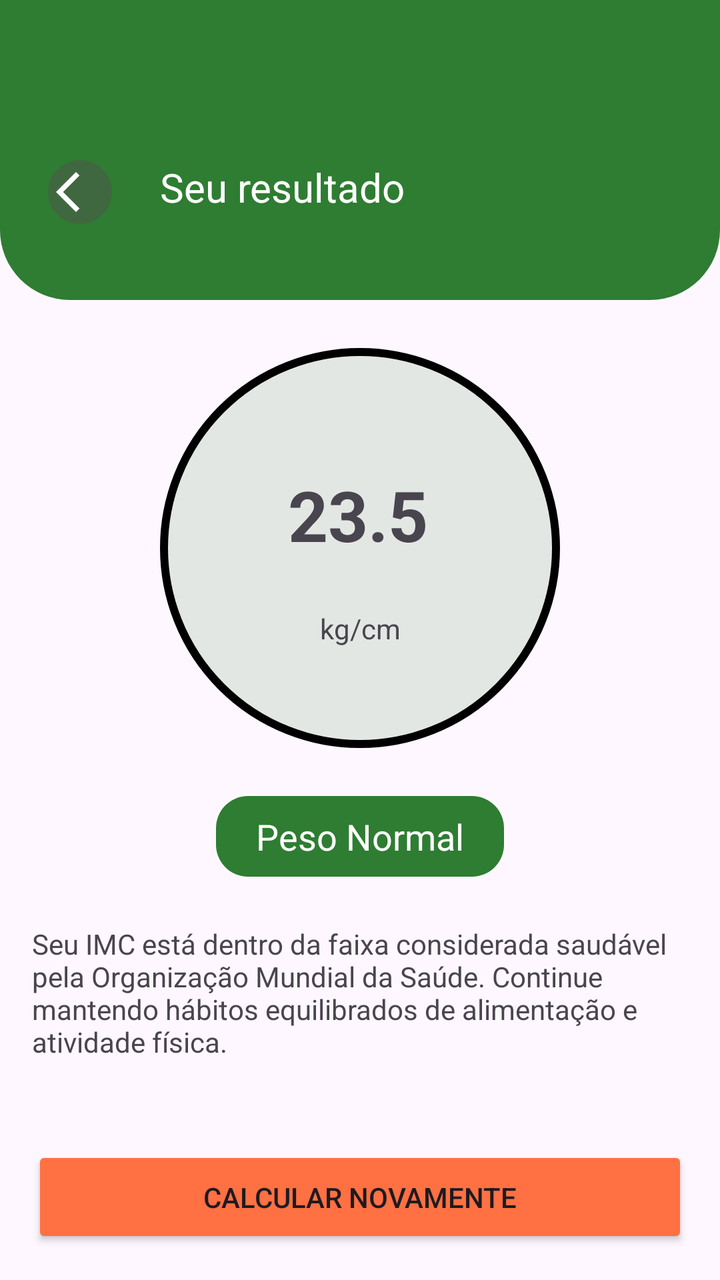
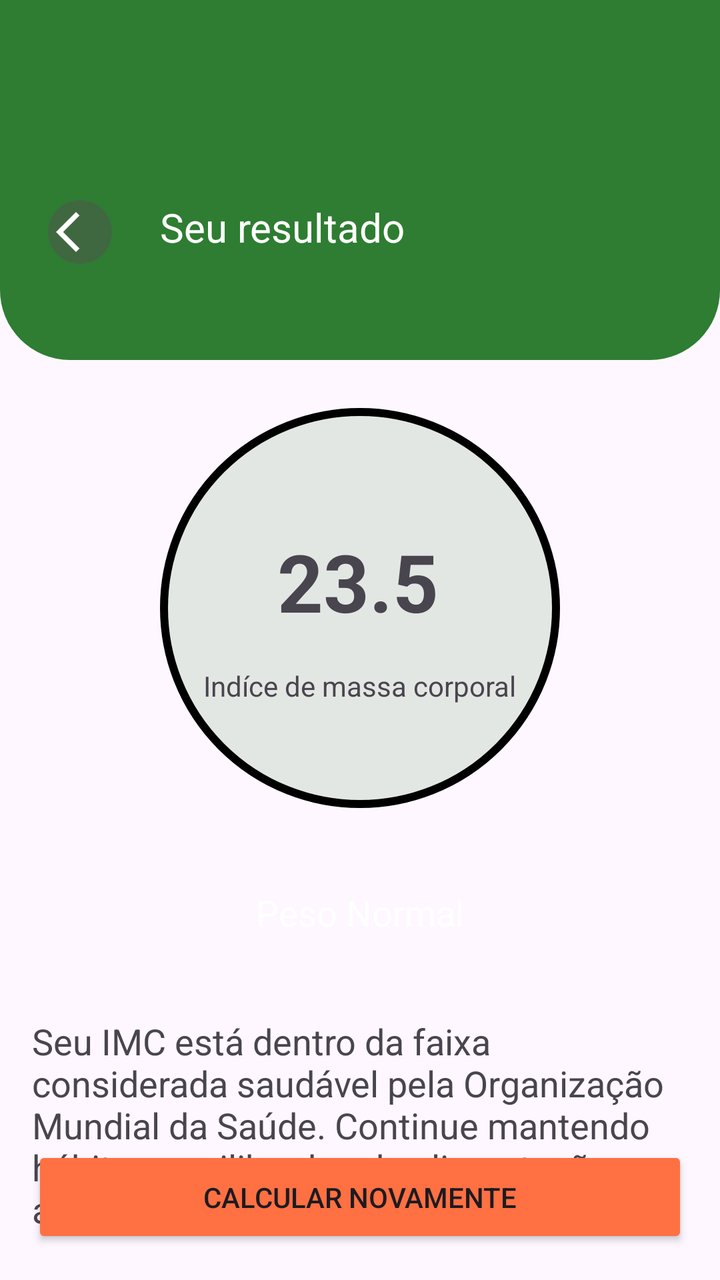

Screens rendered from an Android XML layout before and after an edit, with the pre-edit source and the edit as a unified diff.
<!-- AndroidManifest.xml: application theme Theme.IMCFacil -->
<!-- res/layout/activity_resultado_imcactivity.xml -->
<?xml version="1.0" encoding="utf-8"?>
<androidx.constraintlayout.widget.ConstraintLayout
    xmlns:android="http://schemas.android.com/apk/res/android"
    xmlns:app="http://schemas.android.com/apk/res-auto"
    xmlns:tools="http://schemas.android.com/tools"
    android:id="@+id/main"
    android:layout_width="match_parent"
    android:layout_height="match_parent"
    tools:context=".ResultadoIMCActivity">

    <ImageView
        android:id="@+id/imageView4"
        android:layout_width="0dp"
        android:layout_height="150dp"
        app:layout_constraintEnd_toEndOf="parent"
        app:layout_constraintHorizontal_bias="1.0"
        app:layout_constraintStart_toStartOf="parent"
        app:layout_constraintTop_toTopOf="parent"
        app:srcCompat="@drawable/topo_tela" />

    <ImageView
        android:id="@+id/ivVoltar"
        android:layout_width="wrap_content"
        android:layout_height="wrap_content"
        android:layout_marginStart="24dp"
        android:layout_marginTop="80dp"
        android:padding="4dp"
        android:clickable="true"
        android:foreground="?attr/selectableItemBackground"
        android:background="@drawable/fundo_seta_voltar"
        app:layout_constraintStart_toStartOf="@+id/imageView4"
        app:layout_constraintTop_toTopOf="@+id/imageView4"
        app:srcCompat="@drawable/seta_voltar" />

    <TextView
        android:id="@+id/textView6"
        android:layout_width="wrap_content"
        android:layout_height="wrap_content"
        android:layout_marginStart="24dp"
        android:layout_marginTop="80dp"
        android:text="Seu resultado"
        android:textSize="20sp"
        android:textColor="@color/white"
        app:layout_constraintStart_toEndOf="@+id/ivVoltar"
        app:layout_constraintTop_toTopOf="@+id/imageView4" />

    <ImageView
        android:id="@+id/imageView6"
        android:layout_width="200dp"
        android:layout_height="200dp"
        android:layout_marginTop="24dp"
        app:layout_constraintEnd_toEndOf="parent"
        app:layout_constraintStart_toStartOf="parent"
        app:layout_constraintTop_toBottomOf="@+id/imageView4"
        app:srcCompat="@drawable/fundo_resultado" />

    <TextView
        android:id="@+id/tvResultadoIMC"
        android:layout_width="wrap_content"
        android:layout_height="wrap_content"
        android:layout_marginTop="60dp"
        android:text="23.5"
        android:textSize="35sp"
        android:textStyle="bold"
        app:layout_constraintEnd_toEndOf="@+id/imageView6"
        app:layout_constraintHorizontal_bias="0.492"
        app:layout_constraintStart_toStartOf="@+id/imageView6"
        app:layout_constraintTop_toTopOf="@+id/imageView6" />

    <TextView
        android:id="@+id/textView8"
        android:layout_width="wrap_content"
        android:layout_height="wrap_content"
        android:layout_marginTop="24dp"
        android:text="kg/cm"
        app:layout_constraintEnd_toEndOf="@+id/imageView6"
        app:layout_constraintStart_toStartOf="@+id/imageView6"
        app:layout_constraintTop_toBottomOf="@+id/tvResultadoIMC" />

    <TextView
        android:id="@+id/tvResultadotexto"
        android:layout_width="wrap_content"
        android:layout_height="wrap_content"
        android:layout_marginTop="24dp"
        android:text="Peso Normal"
        android:textSize="18dp"
        android:paddingRight="20dp"
        android:paddingLeft="20dp"
        android:paddingTop="8dp"
        android:paddingBottom="8dp"
        android:textColor="@color/white"
        android:background="@drawable/fundo_texto_resultado"
        app:layout_constraintEnd_toEndOf="parent"
        app:layout_constraintStart_toStartOf="parent"
        app:layout_constraintTop_toBottomOf="@+id/imageView6" />

    <TextView
        android:id="@+id/tvDicaResultado"
        android:layout_width="0dp"
        android:layout_height="wrap_content"
        android:layout_marginStart="16dp"
        android:layout_marginTop="24dp"
        android:layout_marginEnd="16dp"
        android:text="Seu IMC está dentro da faixa considerada saudável pela Organização Mundial da Saúde. Continue mantendo hábitos equilibrados de alimentação e atividade física."
        app:layout_constraintEnd_toEndOf="parent"
        app:layout_constraintStart_toStartOf="parent"
        app:layout_constraintTop_toBottomOf="@+id/tvResultadotexto" />

    <Button
        android:id="@+id/btCalcularNovamente"
        android:layout_width="0dp"
        android:layout_height="wrap_content"
        android:layout_marginStart="16dp"
        android:layout_marginEnd="16dp"
        android:layout_marginBottom="16dp"
        android:backgroundTint="@color/laranja"
        android:padding="16dp"
        android:text="Calcular Novamente"
        app:layout_constraintBottom_toBottomOf="parent"
        app:layout_constraintEnd_toEndOf="parent"
        app:layout_constraintStart_toStartOf="parent" />
</androidx.constraintlayout.widget.ConstraintLayout>
<!-- resources referenced by this layout -->
<resources>
  <color name="laranja">#FF7043</color>
  <color name="white">#FFFFFFFF</color>
  <!-- drawable fundo_resultado (drawable) -->
  <?xml version="1.0" encoding="utf-8"?>
  <shape xmlns:android="http://schemas.android.com/apk/res/android"
      android:shape="oval">
  
      <solid android:color="@color/verde80" />
  
      <stroke
          android:color="@color/black"
          android:width="4dp"
          />
  
  </shape>
  <!-- drawable fundo_seta_voltar (drawable) -->
  <?xml version="1.0" encoding="utf-8"?>
  <shape xmlns:android="http://schemas.android.com/apk/res/android"
      android:shape="oval">
  
      <solid android:color="@color/verde50" />
  
  </shape>
  <!-- drawable fundo_texto_resultado (drawable) -->
  <?xml version="1.0" encoding="utf-8"?>
  <shape xmlns:android="http://schemas.android.com/apk/res/android"
      android:shape="rectangle">
  
      <solid android:color="@color/verde" />
  
      <corners android:radius="16dp" />
  
  </shape>
  <!-- drawable seta_voltar (drawable) -->
  <vector xmlns:android="http://schemas.android.com/apk/res/android" android:autoMirrored="true" android:height="24dp" android:tint="#FFFFFF" android:viewportHeight="960" android:viewportWidth="960" android:width="24dp">
        
      <path android:fillColor="@android:color/white" android:pathData="M400,880L0,480L400,80L471,151L142,480L471,809L400,880Z"/>
      
  </vector>
  <!-- drawable topo_tela (drawable) -->
  <?xml version="1.0" encoding="utf-8"?>
  <shape xmlns:android="http://schemas.android.com/apk/res/android"
      android:shape="rectangle">
  
      <solid android:color="@color/verde" />
  
      <corners
          android:bottomLeftRadius="35dp"
          android:bottomRightRadius="35dp"
          />
  
  </shape>
  <style name="Theme.IMCFacil" parent="Base.Theme.IMCFacil" />
  <color name="verde80">#E3E7E3</color>
  <color name="black">#FF000000</color>
  <color name="verde50">#406840</color>
  <color name="verde">#2E7D32</color>
  <style name="Base.Theme.IMCFacil" parent="Theme.Material3.DayNight.NoActionBar">
          
          
      </style>
</resources>

<!-- the commit's change to res/layout/activity_resultado_imcactivity.xml (unified diff, before → after) -->
@@ -11,7 +11,7 @@
     <ImageView
         android:id="@+id/imageView4"
         android:layout_width="0dp"
-        android:layout_height="150dp"
+        android:layout_height="180dp"
         app:layout_constraintEnd_toEndOf="parent"
         app:layout_constraintHorizontal_bias="1.0"
         app:layout_constraintStart_toStartOf="parent"
@@ -23,11 +23,11 @@
         android:layout_width="wrap_content"
         android:layout_height="wrap_content"
         android:layout_marginStart="24dp"
-        android:layout_marginTop="80dp"
-        android:padding="4dp"
+        android:layout_marginTop="100dp"
+        android:background="@drawable/fundo_seta_voltar"
         android:clickable="true"
         android:foreground="?attr/selectableItemBackground"
-        android:background="@drawable/fundo_seta_voltar"
+        android:padding="4dp"
         app:layout_constraintStart_toStartOf="@+id/imageView4"
         app:layout_constraintTop_toTopOf="@+id/imageView4"
         app:srcCompat="@drawable/seta_voltar" />
@@ -37,10 +37,10 @@
         android:layout_width="wrap_content"
         android:layout_height="wrap_content"
         android:layout_marginStart="24dp"
-        android:layout_marginTop="80dp"
+        android:layout_marginTop="100dp"
         android:text="Seu resultado"
+        android:textColor="@color/white"
         android:textSize="20sp"
-        android:textColor="@color/white"
         app:layout_constraintStart_toEndOf="@+id/ivVoltar"
         app:layout_constraintTop_toTopOf="@+id/imageView4" />
 
@@ -60,7 +60,7 @@
         android:layout_height="wrap_content"
         android:layout_marginTop="60dp"
         android:text="23.5"
-        android:textSize="35sp"
+        android:textSize="40sp"
         android:textStyle="bold"
         app:layout_constraintEnd_toEndOf="@+id/imageView6"
         app:layout_constraintHorizontal_bias="0.492"
@@ -71,8 +71,8 @@
         android:id="@+id/textView8"
         android:layout_width="wrap_content"
         android:layout_height="wrap_content"
-        android:layout_marginTop="24dp"
-        android:text="kg/cm"
+        android:layout_marginTop="16dp"
+        android:text="Indíce de massa corporal"
         app:layout_constraintEnd_toEndOf="@+id/imageView6"
         app:layout_constraintStart_toStartOf="@+id/imageView6"
         app:layout_constraintTop_toBottomOf="@+id/tvResultadoIMC" />
@@ -81,15 +81,14 @@
         android:id="@+id/tvResultadotexto"
         android:layout_width="wrap_content"
         android:layout_height="wrap_content"
-        android:layout_marginTop="24dp"
-        android:text="Peso Normal"
-        android:textSize="18dp"
-        android:paddingRight="20dp"
+        android:layout_marginTop="32dp"
         android:paddingLeft="20dp"
         android:paddingTop="8dp"
+        android:paddingRight="20dp"
         android:paddingBottom="8dp"
+        android:text="Peso Normal"
         android:textColor="@color/white"
-        android:background="@drawable/fundo_texto_resultado"
+        android:textSize="18dp"
         app:layout_constraintEnd_toEndOf="parent"
         app:layout_constraintStart_toStartOf="parent"
         app:layout_constraintTop_toBottomOf="@+id/imageView6" />
@@ -99,9 +98,10 @@
         android:layout_width="0dp"
         android:layout_height="wrap_content"
         android:layout_marginStart="16dp"
-        android:layout_marginTop="24dp"
+        android:layout_marginTop="32dp"
         android:layout_marginEnd="16dp"
         android:text="Seu IMC está dentro da faixa considerada saudável pela Organização Mundial da Saúde. Continue mantendo hábitos equilibrados de alimentação e atividade física."
+        android:textSize="18sp"
         app:layout_constraintEnd_toEndOf="parent"
         app:layout_constraintStart_toStartOf="parent"
         app:layout_constraintTop_toBottomOf="@+id/tvResultadotexto" />
<!-- resource entries referenced after the edit -->
@@ -21,16 +21,6 @@
       android:shape="oval">
   
       <solid android:color="@color/verde50" />
-  
-  </shape>
-  <!-- drawable fundo_texto_resultado (drawable) -->
-  <?xml version="1.0" encoding="utf-8"?>
-  <shape xmlns:android="http://schemas.android.com/apk/res/android"
-      android:shape="rectangle">
-  
-      <solid android:color="@color/verde" />
-  
-      <corners android:radius="16dp" />
   
   </shape>
   <!-- drawable seta_voltar (drawable) -->
